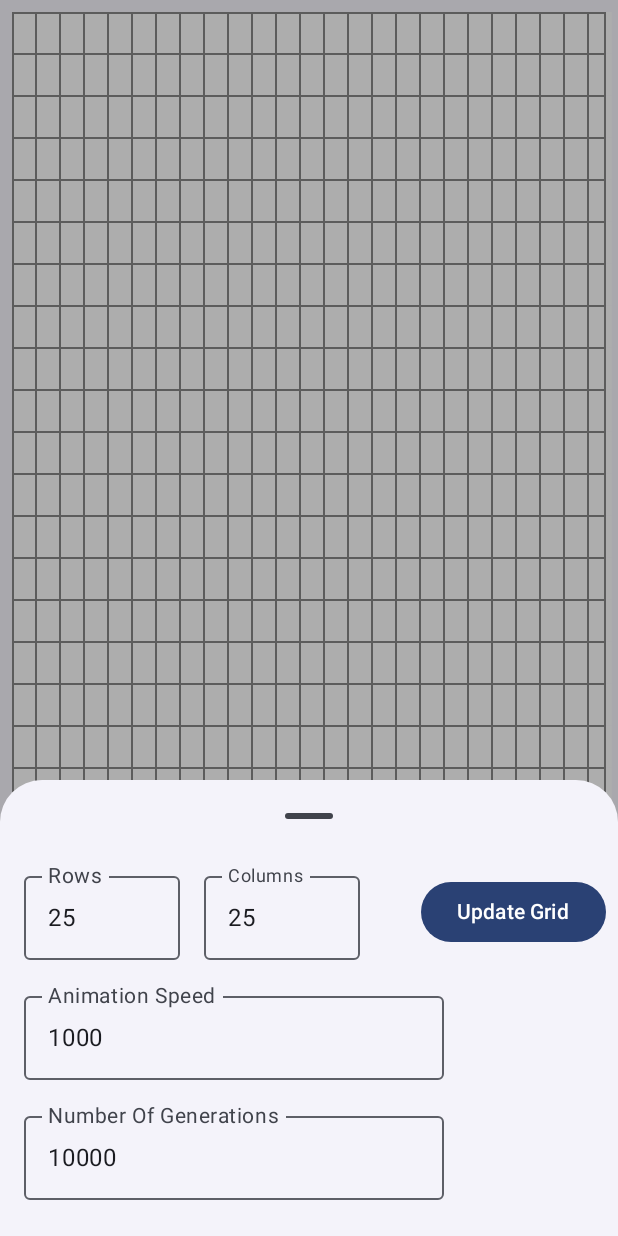
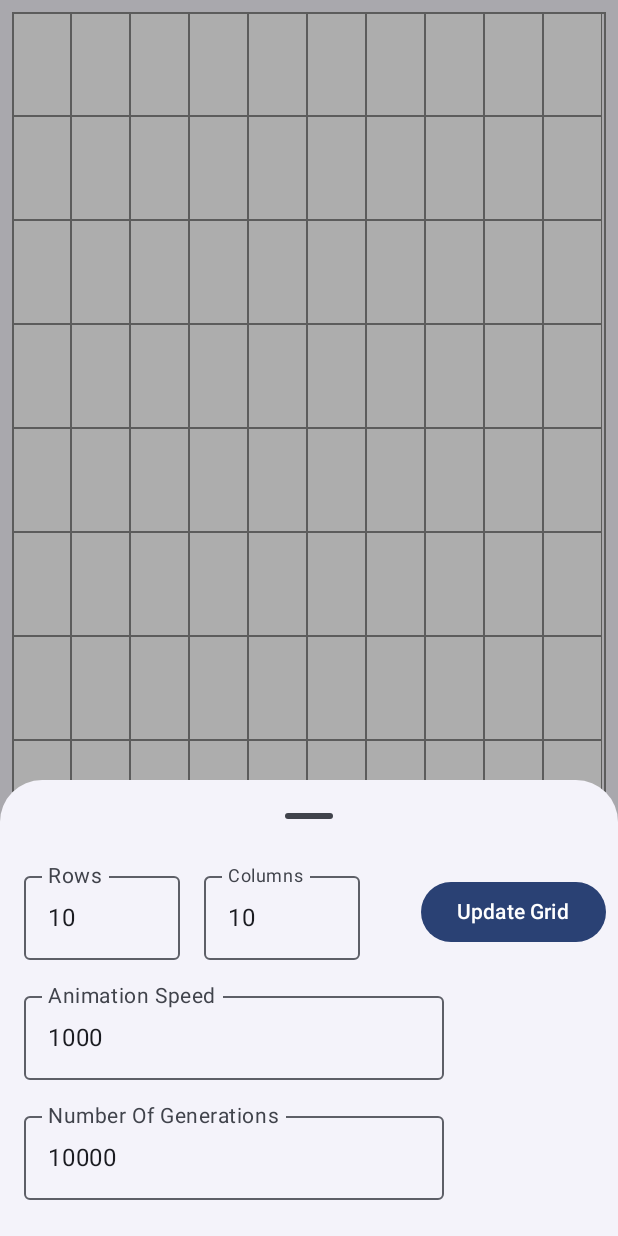
Before and after one commit to HexedAgain/GameOfLife, an Android app built with Jetpack Compose: the screen it shows after launch (MainActivity), after a tap on "Game Settings", on a phone screen of 412 x 824 dp. Run offline under Robolectric (Android 15) with nearby library versions, the phone set to English and light mode, and no system bars; our stand-ins replace Timber.

Commit message:
fix grid layout bug (reversed role of rows / columns)

```diff
--- a/app/src/main/java/com/example/gameoflife/ui/MainActivity.kt
+++ b/app/src/main/java/com/example/gameoflife/ui/MainActivity.kt
@@ -228,6 +228,11 @@ fun Float.toDp(context: Context): Dp {
     return (this / density).dp
 }
 
+fun Dp.toPx(context: Context): Float {
+    val density = (context.resources.displayMetrics.densityDpi.toFloat() / DisplayMetrics.DENSITY_DEFAULT)
+    return (this.value * density)
+}
+
 @Composable
 fun CellsGrid(
     mainScreenViewModel: MainScreenViewModel = koinViewModel()
@@ -239,8 +244,8 @@ fun CellsGrid(
     val configuration = LocalConfiguration.current
     val gridWidth = configuration.screenWidthDp.dp - 16.dp
     val gridHeight = configuration.screenHeightDp.dp - 128.dp
-    val width = gridWidth / numRows
-    val height = gridHeight / numCols
+    val width = gridWidth / numCols
+    val height = gridHeight / numRows
     val context = LocalContext.current
     Column(
         // Note: defining clickable on each of the cells seems to be a massive performance hit
--- a/app/src/main/java/com/example/gameoflife/viewmodel/MainScreenViewModel.kt
+++ b/app/src/main/java/com/example/gameoflife/viewmodel/MainScreenViewModel.kt
@@ -18,7 +18,7 @@ class MainScreenViewModel(
     stepDuration: Long = 1_000
 ): ViewModel() {
     private var initialStepsRemaining = stepsRemaining
-    private val _cells = MutableStateFlow(Cells.makeGrid(25, 25))
+    private val _cells = MutableStateFlow(Cells.makeGrid(10, 10))
     val cells = _cells.asStateFlow()
 
     private val _stepDurationMs: MutableStateFlow<Long?> = MutableStateFlow(stepDuration)
```
